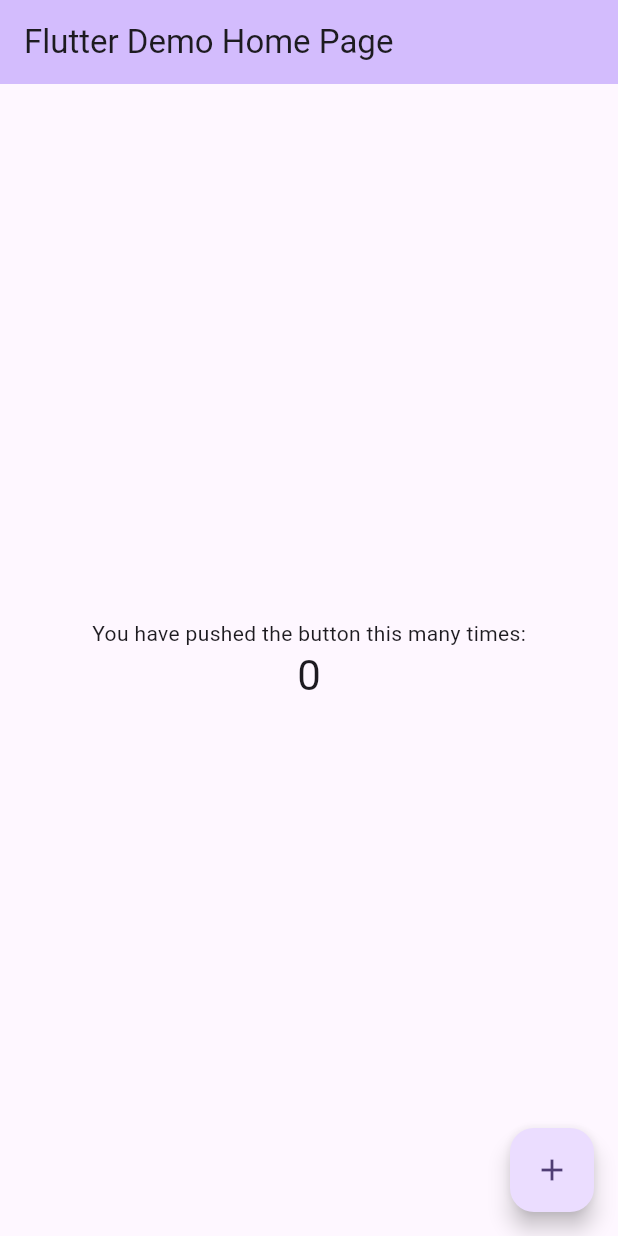
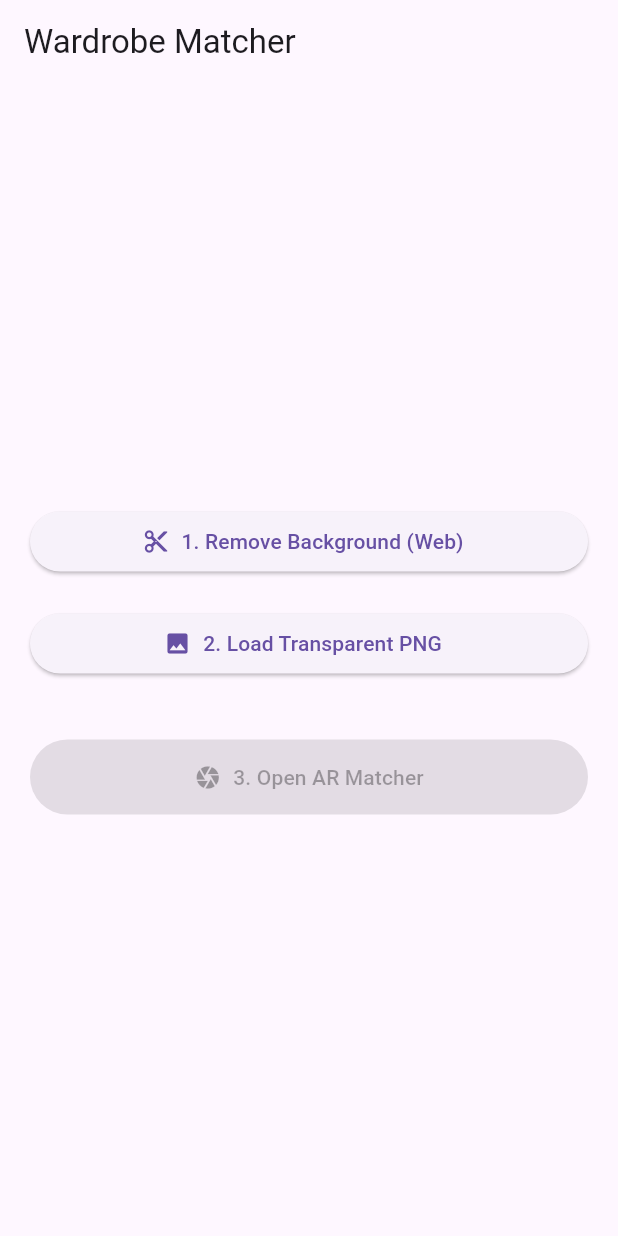
Before and after one commit to Anuradha-117/wardrobe_matcher, a Flutter app: the screen it shows after launch, on a phone screen of 412 x 824 dp. Run offline on Flutter 3.47's test engine with Material 3 defaults, Android fonts, the phone set to English and light mode, and no system bars; our stand-ins replace image_picker.

Commit message:
Initial UI implementation for url_launcher and image_picker and added their fuctions

```diff
--- a/lib/main.dart
+++ b/lib/main.dart
@@ -1,122 +1,81 @@
 import 'package:flutter/material.dart';
+import 'package:url_launcher/url_launcher.dart';
+import 'package:image_picker/image_picker.dart';
+import 'dart:io';
 
-void main() {
-  runApp(const MyApp());
+void main() =>
+    runApp(MaterialApp(debugShowCheckedModeBanner: false, home: HomeScreen()));
+
+class HomeScreen extends StatefulWidget {
+  @override
+  _HomeScreenState createState() => _HomeScreenState();
 }
 
-class MyApp extends StatelessWidget {
-  const MyApp({super.key});
+class _HomeScreenState extends State<HomeScreen> {
+  File? _userImage;
 
-  // This widget is the root of your application.
-  @override
-  Widget build(BuildContext context) {
-    return MaterialApp(
-      title: 'Flutter Demo',
-      theme: ThemeData(
-        // This is the theme of your application.
-        //
-        // TRY THIS: Try running your application with "flutter run". You'll see
-        // the application has a purple toolbar. Then, without quitting the app,
-        // try changing the seedColor in the colorScheme below to Colors.green
-        // and then invoke "hot reload" (save your changes or press the "hot
-        // reload" button in a Flutter-supported IDE, or press "r" if you used
-        // the command line to start the app).
-        //
-        // Notice that the counter didn't reset back to zero; the application
-        // state is not lost during the reload. To reset the state, use hot
-        // restart instead.
-        //
-        // This works for code too, not just values: Most code changes can be
-        // tested with just a hot reload.
-        colorScheme: .fromSeed(seedColor: Colors.deepPurple),
-      ),
-      home: const MyHomePage(title: 'Flutter Demo Home Page'),
+  Future<void> _launchURL() async {
+    final Uri url = Uri.parse('https://www.remove.bg/upload');
+    if (!await launchUrl(url)) throw 'Could not launch $url';
+  }
+
+  Future<void> _pickImage() async {
+    final pickedFile = await ImagePicker().pickImage(
+      source: ImageSource.gallery,
     );
-  }
-}
-
-class MyHomePage extends StatefulWidget {
-  const MyHomePage({super.key, required this.title});
-
-  // This widget is the home page of your application. It is stateful, meaning
-  // that it has a State object (defined below) that contains fields that affect
-  // how it looks.
-
-  // This class is the configuration for the state. It holds the values (in this
-  // case the title) provided by the parent (in this case the App widget) and
-  // used by the build method of the State. Fields in a Widget subclass are
-  // always marked "final".
-
-  final String title;
-
-  @override
-  State<MyHomePage> createState() => _MyHomePageState();
-}
-
-class _MyHomePageState extends State<MyHomePage> {
-  int _counter = 0;
-
-  void _incrementCounter() {
-    setState(() {
-      // This call to setState tells the Flutter framework that something has
-      // changed in this State, which causes it to rerun the build method below
-      // so that the display can reflect the updated values. If we changed
-      // _counter without calling setState(), then the build method would not be
-      // called again, and so nothing would appear to happen.
-      _counter++;
-    });
+    if (pickedFile != null) {
+      setState(() {
+        _userImage = File(pickedFile.path);
+      });
+    }
   }
 
   @override
   Widget build(BuildContext context) {
-    // This method is rerun every time setState is called, for instance as done
-    // by the _incrementCounter method above.
-    //
-    // The Flutter framework has been optimized to make rerunning build methods
-    // fast, so that you can just rebuild anything that needs updating rather
-    // than having to individually change instances of widgets.
     return Scaffold(
-      appBar: AppBar(
-        // TRY THIS: Try changing the color here to a specific color (to
-        // Colors.amber, perhaps?) and trigger a hot reload to see the AppBar
-        // change color while the other colors stay the same.
-        backgroundColor: Theme.of(context).colorScheme.inversePrimary,
-        // Here we take the value from the MyHomePage object that was created by
-        // the App.build method, and use it to set our appbar title.
-        title: Text(widget.title),
-      ),
-      body: Center(
-        // Center is a layout widget. It takes a single child and positions it
-        // in the middle of the parent.
+      appBar: AppBar(title: Text("Wardrobe Matcher")),
+      body: Padding(
+        padding: const EdgeInsets.all(20.0),
         child: Column(
-          // Column is also a layout widget. It takes a list of children and
-          // arranges them vertically. By default, it sizes itself to fit its
-          // children horizontally, and tries to be as tall as its parent.
-          //
-          // Column has various properties to control how it sizes itself and
-          // how it positions its children. Here we use mainAxisAlignment to
-          // center the children vertically; the main axis here is the vertical
-          // axis because Columns are vertical (the cross axis would be
-          // horizontal).
-          //
-          // TRY THIS: Invoke "debug painting" (choose the "Toggle Debug Paint"
-          // action in the IDE, or press "p" in the console), to see the
-          // wireframe for each widget.
-          mainAxisAlignment: .center,
+          mainAxisAlignment: MainAxisAlignment.center,
+          crossAxisAlignment: CrossAxisAlignment.stretch,
           children: [
-            const Text('You have pushed the button this many times:'),
-            Text(
-              '$_counter',
-              style: Theme.of(context).textTheme.headlineMedium,
+            ElevatedButton.icon(
+              icon: Icon(Icons.cut),
+              label: Text("1. Remove Background (Web)"),
+              onPressed: _launchURL,
+            ),
+            SizedBox(height: 20),
+            ElevatedButton.icon(
+              icon: Icon(Icons.image),
+              label: Text("2. Load Transparent PNG"),
+              onPressed: _pickImage,
+            ),
+            if (_userImage != null) ...[
+              SizedBox(height: 20),
+              Text(
+                "Image Loaded Successfully!",
+                textAlign: TextAlign.center,
+                style: TextStyle(color: Colors.green),
+              ),
+            ],
+            SizedBox(height: 40),
+            ElevatedButton.icon(
+              icon: Icon(Icons.camera),
+              label: Text("3. Open AR Matcher"),
+              style: ElevatedButton.styleFrom(
+                padding: EdgeInsets.symmetric(vertical: 15),
+                backgroundColor: _userImage == null ? Colors.grey : Colors.blue,
+              ),
+              onPressed: _userImage == null
+                  ? null
+                  : () {
+                      // Camera screen will add
+                    },
             ),
           ],
         ),
       ),
-      floatingActionButton: FloatingActionButton(
-        onPressed: _incrementCounter,
-        tooltip: 'Increment',
-        child: const Icon(Icons.add),
-      ),
     );
   }
 }
```
